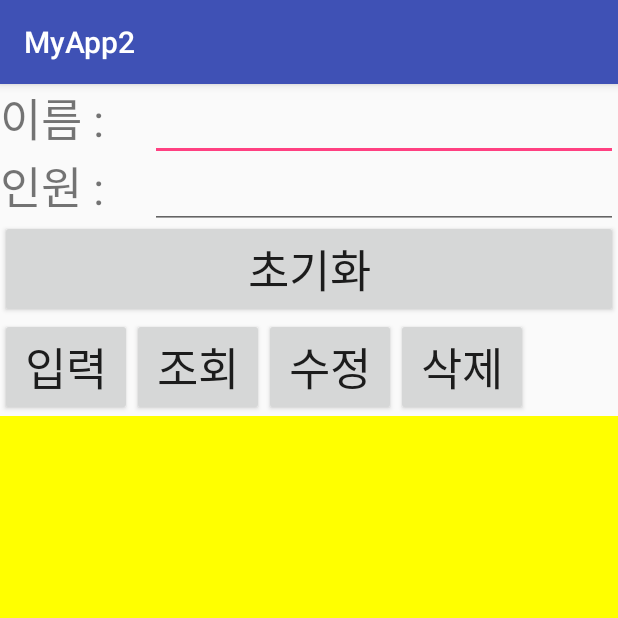
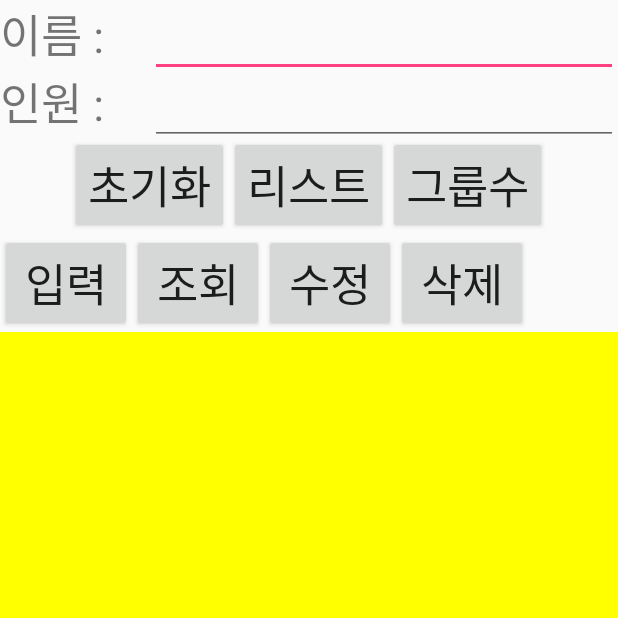
Before and after one commit to pakjkwan/MyApp2, an Android app: the GroupActivity screen opened directly, with no data from a screen before it, on a phone screen of 412 x 824 dp, the top half of it. Run offline under Robolectric (Android 15) with nearby library versions, the phone set to English and light mode, and no system bars.

Commit message:
16.06.18. 그룹 리스트 출력 작업 중 ...

```diff
--- a/app/src/main/java/com/hanbit/user/myapp2/group/GroupActivity.java
+++ b/app/src/main/java/com/hanbit/user/myapp2/group/GroupActivity.java
@@ -1,15 +1,71 @@
 package com.hanbit.user.myapp2.group;
 
+import android.app.Activity;
+import android.database.Cursor;
+import android.database.sqlite.SQLiteDatabase;
 import android.support.v7.app.AppCompatActivity;
 import android.os.Bundle;
+import android.view.View;
+import android.widget.Button;
+import android.widget.EditText;
+import android.widget.Toast;
 
 import com.hanbit.user.myapp2.R;
 
-public class GroupActivity extends AppCompatActivity {
-
+public class GroupActivity extends Activity implements View.OnClickListener{
+    GroupDBHelper  groupHelper;
+    SQLiteDatabase db;
+    EditText etName,etNum,etResult;
     @Override
     protected void onCreate(Bundle savedInstanceState) {
         super.onCreate(savedInstanceState);
         setContentView(R.layout.activity_group);
+        EditText etName = (EditText) findViewById(R.id.etName);
+        EditText etNum = (EditText) findViewById(R.id.etNum);
+        EditText etResult = (EditText) findViewById(R.id.etResult);
+        ((Button)findViewById(R.id.btInit)).setOnClickListener(this);
+        ((Button)findViewById(R.id.btInsert)).setOnClickListener(this);
+        ((Button)findViewById(R.id.btFind)).setOnClickListener(this);
+        ((Button)findViewById(R.id.btUpdate)).setOnClickListener(this);
+        ((Button)findViewById(R.id.btDelete)).setOnClickListener(this);
+        ((Button)findViewById(R.id.btList)).setOnClickListener(this);
+        ((Button)findViewById(R.id.btCount)).setOnClickListener(this);
+    }
+
+    @Override
+    public void onClick(View v) {
+        switch(v.getId()){
+            case R.id.btInit : // 초기화버튼
+                db = groupHelper.getWritableDatabase();
+                groupHelper.onUpgrade(db,1,2);
+                db.close();
+                break;
+            case R.id.btInsert : // 등록
+                db = groupHelper.getWritableDatabase();
+                db.execSQL("INSERT INTO group(name,num) VALUES('IOI',20)");
+                db.close();
+                Toast.makeText(getApplicationContext(),"입력성공", Toast.LENGTH_LONG).show();
+                break;
+            case R.id.btFind : // 조회
+
+                break;
+            case R.id.btUpdate : // 수정
+
+                break;
+            case R.id.btDelete : // 삭제
+
+                break;
+            case R.id.btList : // 삭제
+                db = groupHelper.getReadableDatabase();
+                Cursor cursor = db.rawQuery("SELECT * FROM group;",null);
+                String name = "그룹이름"+"\r\n"+"-------------"+"\r\n";
+                String num = "멤버수"+"\r\n"+"--------------"+"\r\n";
+
+                break;
+            case R.id.btCount : // 삭제
+
+                break;
+        }
+
     }
 }
--- a/app/src/main/res/layout/activity_group.xml
+++ b/app/src/main/res/layout/activity_group.xml
@@ -16,7 +16,7 @@
         <EditText
             android:layout_width="match_parent"
             android:layout_height="wrap_content"
-            android:id="@+id/etID"/>
+            android:id="@+id/etName"/>
     </LinearLayout>
     <LinearLayout
     android:layout_width="match_parent"
@@ -30,14 +30,34 @@
     <EditText
         android:layout_width="match_parent"
         android:layout_height="wrap_content"
-        android:id="@+id/etPW"/>
+        android:id="@+id/etNum"/>
 </LinearLayout>
-    <Button
+    <LinearLayout
         android:layout_width="match_parent"
+        android:orientation="horizontal"
         android:layout_height="wrap_content"
-        android:text="초기화"
-        android:textSize="30dp"
-        android:id="@+id/btInit"/>
+        android:gravity="center_horizontal">
+        <Button
+            android:layout_width="wrap_content"
+            android:layout_height="wrap_content"
+            android:text="초기화"
+            android:textSize="30dp"
+            android:id="@+id/btInit"/>
+        <Button
+            android:layout_width="wrap_content"
+            android:layout_height="wrap_content"
+            android:text="리스트"
+            android:textSize="30dp"
+            android:id="@+id/btList"/>
+        <Button
+            android:layout_width="wrap_content"
+            android:layout_height="wrap_content"
+            android:text="그룹수"
+            android:textSize="30dp"
+            android:id="@+id/btCount"/>
+
+    </LinearLayout>
+
     <LinearLayout
         android:layout_width="match_parent"
         android:layout_height="wrap_content"
@@ -54,7 +74,7 @@
             android:layout_height="wrap_content"
             android:text="조회"
             android:textSize="30dp"
-            android:id="@+id/btSignup"/>
+            android:id="@+id/btFind"/>
         <Button
             android:layout_width="wrap_content"
             android:layout_height="wrap_content"
--- a/app/src/main/res/layout/activity_main.xml
+++ b/app/src/main/res/layout/activity_main.xml
@@ -23,4 +23,9 @@
         android:layout_height="wrap_content"
         android:text="회원가입"
         android:id="@+id/btSignup"/>
+    <Button
+        android:layout_width="match_parent"
+        android:layout_height="wrap_content"
+        android:text="걸그룹"
+        android:id="@+id/btGroup"/>
 </LinearLayout>
```
Also changed, not shown: app/src/main/java/com/hanbit/user/myapp2/group/GroupDBHelper.java (added, +25 -0 lines), app/src/main/java/com/hanbit/user/myapp2/main/MainActivity.java (+5 -3 lines).
